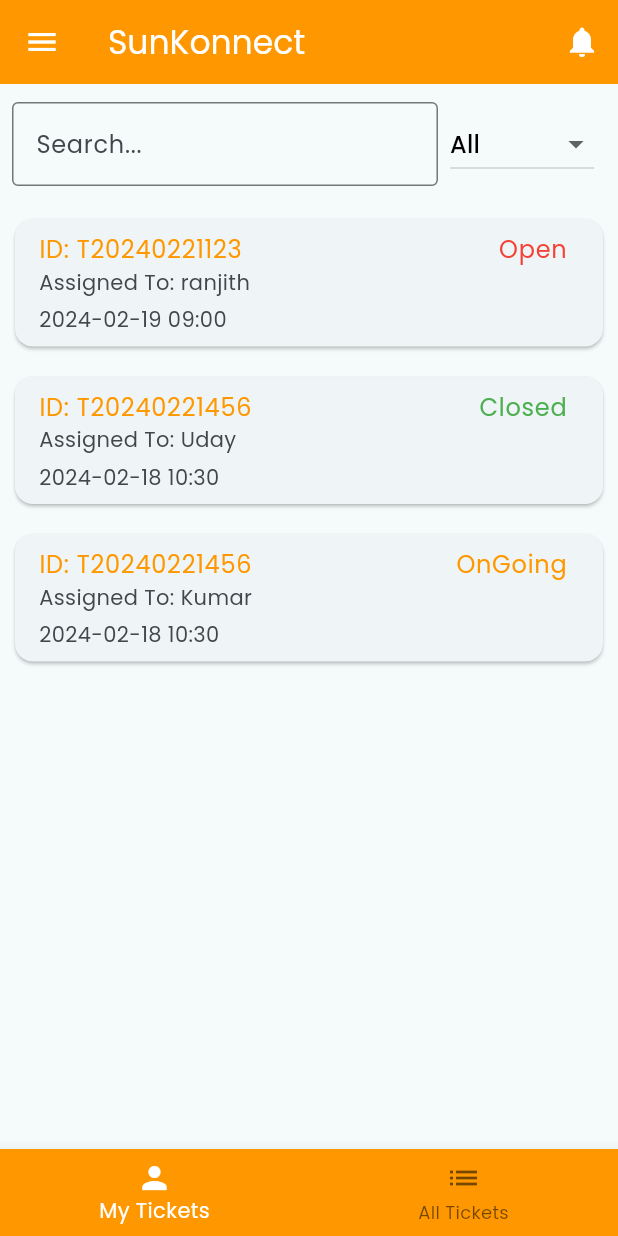
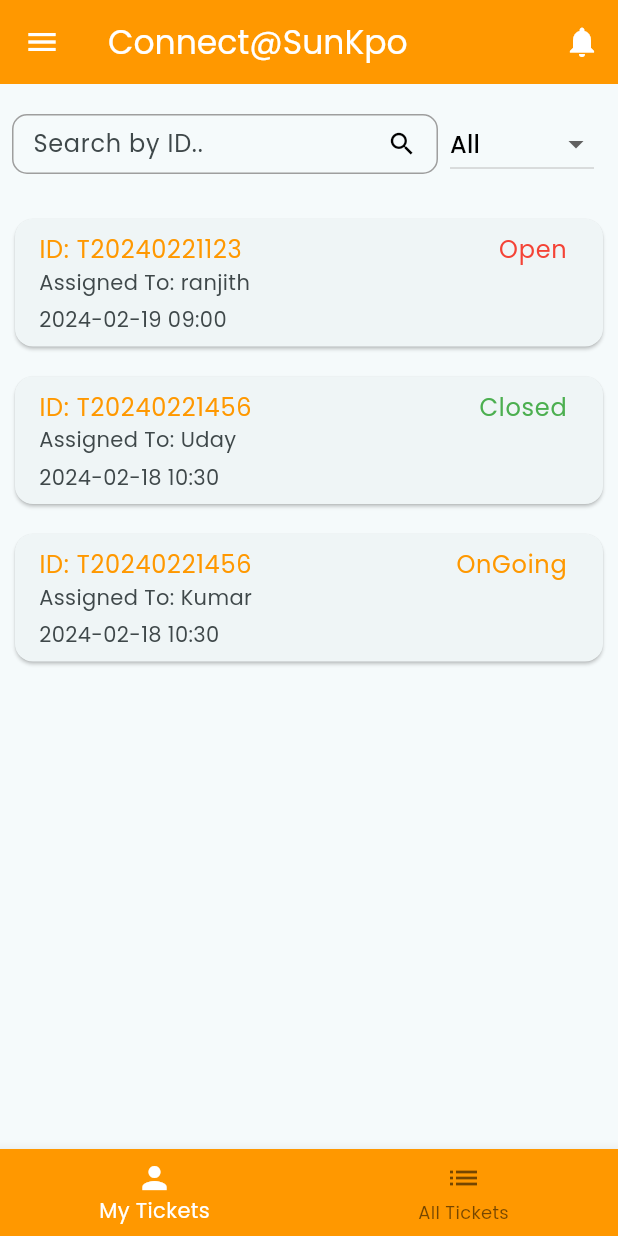
Before and after one commit to ranjithkumar-gitch/sunkonnect, a Flutter app: the screen it shows after launch, after a tap on "Login", on a phone screen of 412 x 824 dp. Run offline on Flutter 3.47's test engine with Material 3 defaults, Android fonts, the phone set to English and light mode, and no system bars; our stand-ins replace google_fonts.

Commit message:
ui edited

```diff
--- a/lib/dashboard.dart
+++ b/lib/dashboard.dart
@@ -218,7 +218,7 @@
         backgroundColor: Colors.orange,
         iconTheme: IconThemeData(color: Colors.white),
         title: const Text(
-          'SunKonnect',
+          'Connect@SunKpo',
           style: TextStyle(color: Colors.white),
         ),
         actions: [
@@ -244,13 +244,32 @@
             child: Row(
               mainAxisAlignment: MainAxisAlignment.spaceBetween,
               children: [
-                const Expanded(
-                  child: TextField(
-                    decoration: InputDecoration(
-                      hintText: 'Search...',
-                      border: OutlineInputBorder(),
-                    ),
-                  ),
+                Expanded(
+                  child: SizedBox(
+                      height: 40,
+                      child: TextFormField(
+                          decoration: InputDecoration(
+                        hintText: "Search by ID..",
+                        contentPadding: const EdgeInsets.all(10),
+                        focusedBorder: OutlineInputBorder(
+                          borderRadius: BorderRadius.circular(10.0),
+                          borderSide: const BorderSide(color: Colors.grey),
+                        ),
+                        suffixIcon: const Icon(
+                          Icons.search,
+                          color: Colors.black,
+                          size: 20,
+                        ),
+                        // suffixIcon:
+                        //     const Icon(Icons.edit, size: 18, color: Colors.black),
+                        enabledBorder: OutlineInputBorder(
+                          borderRadius: BorderRadius.circular(10.0),
+                          borderSide: const BorderSide(
+                            color: Colors.grey,
+                            width: 1.0,
+                          ),
+                        ),
+                      ))),
                 ),
                 Padding(
                   padding: const EdgeInsets.all(8.0),
@@ -290,8 +309,11 @@
                       height: 40,
                       width: 250,
                       child: Image(image: AssetImage('assets/LOGO.png'))),
+                  SizedBox(
+                    height: 20,
+                  ),
                   Text(
-                    'SunKonnect',
+                    'Connect@SunKpo',
                     style: TextStyle(color: Colors.orange, fontSize: 24),
                   ),
                 ],
--- a/lib/loginpage.dart
+++ b/lib/loginpage.dart
@@ -16,26 +16,32 @@
       body: Padding(
         padding: EdgeInsets.all(20.0),
         child: Column(
-          mainAxisAlignment: MainAxisAlignment.center,
+          // mainAxisAlignment: MainAxisAlignment.center,
           crossAxisAlignment: CrossAxisAlignment.stretch,
           children: <Widget>[
             const Padding(
               padding: EdgeInsets.all(8.0),
               child: Column(
                 children: [
+                  const SizedBox(
+                    height: 30,
+                  ),
                   Image(image: AssetImage('assets/LOGO.png')),
+                  const SizedBox(
+                    height: 30,
+                  ),
                   Text(
-                    'SunKonnect',
+                    'Connect@SunKpo',
                     style: TextStyle(
                         color: Colors.orange,
-                        fontSize: 30,
-                        fontWeight: FontWeight.w500),
+                        fontSize: 26,
+                        fontWeight: FontWeight.bold),
                   ),
                 ],
               ),
             ),
             const SizedBox(
-              height: 30,
+              height: 35,
             ),
             Text(
               'User Login',
--- a/lib/myprofilepage.dart
+++ b/lib/myprofilepage.dart
@@ -11,7 +11,8 @@
         // backgroundColor: Colors.orange,
         title: Text('My Profile'),
       ),
-      body: Padding(
+      body: SingleChildScrollView(
+        child: Padding(
           padding: EdgeInsets.all(16.0),
           child: Padding(
             padding: const EdgeInsets.all(8.0),
@@ -23,7 +24,6 @@
                       radius: 50.0,
                       backgroundImage: AssetImage('assets/profile.webp')),
                 ),
-              const SizedBox(height: 20.0),
                 const SizedBox(
                   height: 15.0,
                 ),
@@ -97,7 +97,7 @@
                 ),
                 CustomViewText(
                   geticon: Icons.phone,
-                text: "+91(913)312-571",
+                  text: "+1 (913) 312-5713",
                 ),
                 const SizedBox(
                   height: 15.0,
@@ -115,7 +115,7 @@
                   text: "ranjith@sunkpo.com",
                 ),
                 SizedBox(
-                height: 50,
+                  height: 25,
                 ),
                 Center(
                     child: CustomButton(
@@ -136,6 +136,7 @@
             ),
           ),
         ),
+      ),
     );
   }
 }
```
Lines whose indentation alone changed are shown as unchanged.
